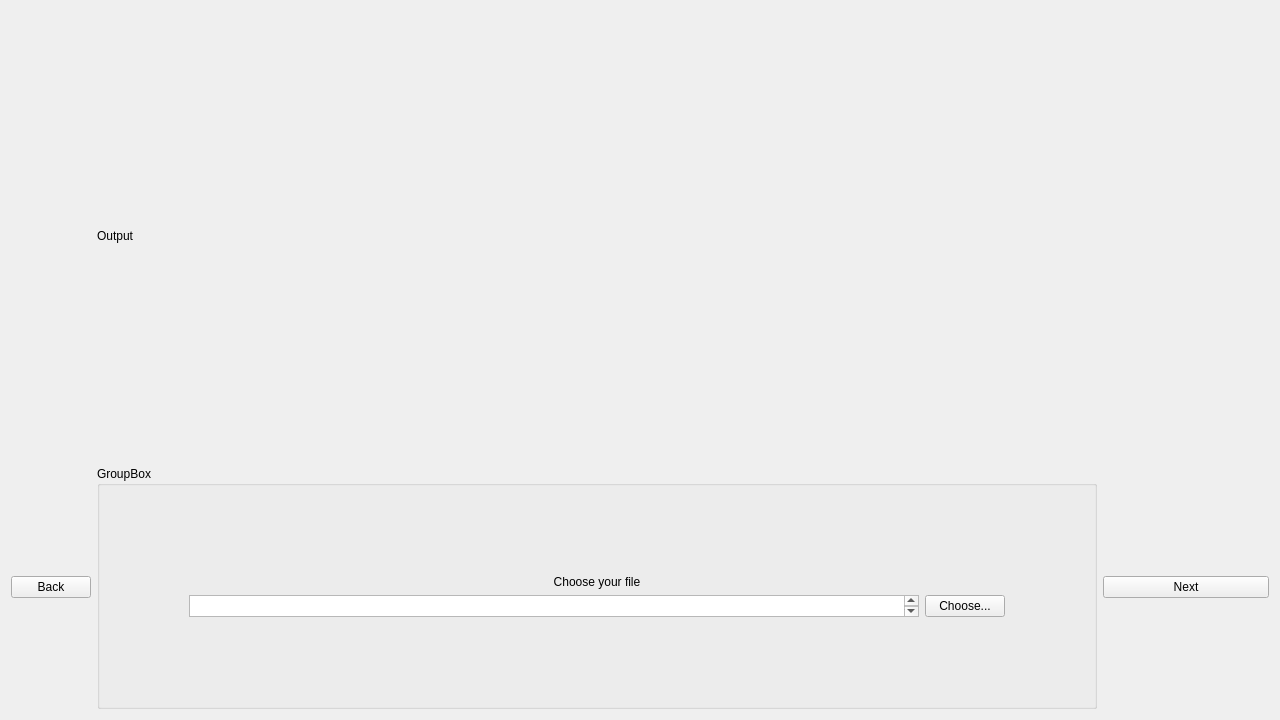
Above: ffmpeg-ui/outputchoicewindow.ui from heig-vd-ihm2017/ffmpeg-ui before the change. Below: the same form after it.
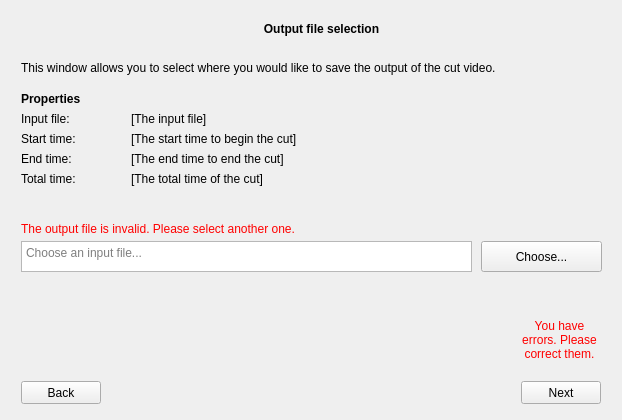
That is the form after the change.

Commit message: Created the input and output selection windows

The edit to the form file:
```diff
--- a/ffmpeg-ui/outputchoicewindow.ui
+++ b/ffmpeg-ui/outputchoicewindow.ui
@@ -6,107 +6,287 @@
    <rect>
     <x>0</x>
     <y>0</y>
-    <width>1280</width>
-    <height>720</height>
+    <width>622</width>
+    <height>420</height>
    </rect>
   </property>
   <property name="windowTitle">
    <string>Form</string>
   </property>
   <layout class="QGridLayout" name="gridLayout">
-   <item row="1" column="1">
-    <widget class="QGroupBox" name="groupBox">
-     <property name="maximumSize">
-      <size>
-       <width>1000</width>
-       <height>600</height>
-      </size>
-     </property>
-     <property name="title">
-      <string>GroupBox</string>
-     </property>
-     <layout class="QGridLayout" name="gridLayout_3">
-      <item row="0" column="0">
-       <layout class="QGridLayout" name="gridLayout_2">
-        <property name="leftMargin">
-         <number>80</number>
-        </property>
-        <property name="topMargin">
-         <number>80</number>
-        </property>
-        <property name="rightMargin">
-         <number>80</number>
-        </property>
-        <property name="bottomMargin">
-         <number>80</number>
-        </property>
-        <item row="1" column="0">
-         <widget class="QTextEdit" name="textEdit">
-          <property name="sizePolicy">
-           <sizepolicy hsizetype="Expanding" vsizetype="Ignored">
-            <horstretch>0</horstretch>
-            <verstretch>0</verstretch>
-           </sizepolicy>
-          </property>
-         </widget>
-        </item>
-        <item row="1" column="1">
-         <widget class="QPushButton" name="pushButton">
-          <property name="text">
-           <string>Choose...</string>
-          </property>
-         </widget>
-        </item>
-        <item row="0" column="0" colspan="2">
-         <widget class="QLabel" name="label">
-          <property name="sizePolicy">
-           <sizepolicy hsizetype="Preferred" vsizetype="Fixed">
-            <horstretch>0</horstretch>
-            <verstretch>0</verstretch>
-           </sizepolicy>
-          </property>
-          <property name="text">
-           <string>Choose your file</string>
-          </property>
-          <property name="alignment">
-           <set>Qt::AlignCenter</set>
-          </property>
-         </widget>
-        </item>
-       </layout>
-      </item>
-     </layout>
-    </widget>
-   </item>
-   <item row="1" column="0">
-    <widget class="QPushButton" name="back">
-     <property name="enabled">
-      <bool>true</bool>
-     </property>
-     <property name="sizePolicy">
-      <sizepolicy hsizetype="Fixed" vsizetype="Fixed">
-       <horstretch>0</horstretch>
-       <verstretch>0</verstretch>
-      </sizepolicy>
-     </property>
-     <property name="text">
-      <string>Back</string>
-     </property>
-    </widget>
-   </item>
-   <item row="1" column="2">
-    <widget class="QPushButton" name="next">
-     <property name="text">
-      <string>Next</string>
-     </property>
-    </widget>
-   </item>
    <item row="0" column="1">
-    <widget class="QLabel" name="label_2">
-     <property name="text">
-      <string>Output</string>
-     </property>
-    </widget>
+    <layout class="QGridLayout" name="gridLayout_4">
+     <item row="0" column="0">
+      <widget class="QFrame" name="frame">
+       <property name="frameShape">
+        <enum>QFrame::NoFrame</enum>
+       </property>
+       <property name="frameShadow">
+        <enum>QFrame::Raised</enum>
+       </property>
+       <widget class="QPushButton" name="back">
+        <property name="enabled">
+         <bool>true</bool>
+        </property>
+        <property name="geometry">
+         <rect>
+          <x>10</x>
+          <y>370</y>
+          <width>80</width>
+          <height>23</height>
+         </rect>
+        </property>
+        <property name="sizePolicy">
+         <sizepolicy hsizetype="Fixed" vsizetype="Fixed">
+          <horstretch>0</horstretch>
+          <verstretch>0</verstretch>
+         </sizepolicy>
+        </property>
+        <property name="text">
+         <string>Back</string>
+        </property>
+       </widget>
+       <widget class="QPushButton" name="next">
+        <property name="geometry">
+         <rect>
+          <x>510</x>
+          <y>370</y>
+          <width>80</width>
+          <height>23</height>
+         </rect>
+        </property>
+        <property name="text">
+         <string>Next</string>
+        </property>
+       </widget>
+       <widget class="QLabel" name="title">
+        <property name="geometry">
+         <rect>
+          <x>10</x>
+          <y>10</y>
+          <width>601</width>
+          <height>16</height>
+         </rect>
+        </property>
+        <property name="font">
+         <font>
+          <weight>75</weight>
+          <bold>true</bold>
+         </font>
+        </property>
+        <property name="text">
+         <string>Output file selection</string>
+        </property>
+        <property name="alignment">
+         <set>Qt::AlignCenter</set>
+        </property>
+       </widget>
+       <widget class="QLabel" name="description">
+        <property name="geometry">
+         <rect>
+          <x>10</x>
+          <y>50</y>
+          <width>581</width>
+          <height>41</height>
+         </rect>
+        </property>
+        <property name="text">
+         <string>&lt;html&gt;&lt;head/&gt;&lt;body&gt;&lt;p&gt;This window allows you to select where you would like to save the output of the cut video.&lt;/p&gt;&lt;/body&gt;&lt;/html&gt;</string>
+        </property>
+        <property name="alignment">
+         <set>Qt::AlignLeading|Qt::AlignLeft|Qt::AlignTop</set>
+        </property>
+       </widget>
+       <widget class="QLabel" name="error">
+        <property name="enabled">
+         <bool>true</bool>
+        </property>
+        <property name="geometry">
+         <rect>
+          <x>10</x>
+          <y>210</y>
+          <width>581</width>
+          <height>16</height>
+         </rect>
+        </property>
+        <property name="text">
+         <string>&lt;html&gt;&lt;head/&gt;&lt;body&gt;&lt;p&gt;&lt;span style=&quot; color:#ff0000;&quot;&gt;The output file is invalid. Please select another one.&lt;/span&gt;&lt;/p&gt;&lt;/body&gt;&lt;/html&gt;</string>
+        </property>
+       </widget>
+       <widget class="QLabel" name="label">
+        <property name="enabled">
+         <bool>true</bool>
+        </property>
+        <property name="geometry">
+         <rect>
+          <x>508</x>
+          <y>289</y>
+          <width>81</width>
+          <height>81</height>
+         </rect>
+        </property>
+        <property name="text">
+         <string>&lt;html&gt;&lt;head/&gt;&lt;body&gt;&lt;p&gt;&lt;span style=&quot; color:#ff0000;&quot;&gt;You have errors. Please correct them.&lt;/span&gt;&lt;/p&gt;&lt;/body&gt;&lt;/html&gt;</string>
+        </property>
+        <property name="alignment">
+         <set>Qt::AlignCenter</set>
+        </property>
+        <property name="wordWrap">
+         <bool>true</bool>
+        </property>
+       </widget>
+       <widget class="QPlainTextEdit" name="inputFileText">
+        <property name="geometry">
+         <rect>
+          <x>10</x>
+          <y>230</y>
+          <width>451</width>
+          <height>31</height>
+         </rect>
+        </property>
+        <property name="placeholderText">
+         <string>Choose an input file...</string>
+        </property>
+       </widget>
+       <widget class="QPushButton" name="inputFileButton">
+        <property name="geometry">
+         <rect>
+          <x>470</x>
+          <y>230</y>
+          <width>121</width>
+          <height>31</height>
+         </rect>
+        </property>
+        <property name="text">
+         <string>Choose...</string>
+        </property>
+       </widget>
+       <widget class="QLabel" name="label_2">
+        <property name="geometry">
+         <rect>
+          <x>10</x>
+          <y>80</y>
+          <width>581</width>
+          <height>16</height>
+         </rect>
+        </property>
+        <property name="font">
+         <font>
+          <weight>75</weight>
+          <bold>true</bold>
+         </font>
+        </property>
+        <property name="text">
+         <string>Properties</string>
+        </property>
+       </widget>
+       <widget class="QLabel" name="label_3">
+        <property name="geometry">
+         <rect>
+          <x>10</x>
+          <y>100</y>
+          <width>91</width>
+          <height>16</height>
+         </rect>
+        </property>
+        <property name="text">
+         <string>Input file:</string>
+        </property>
+       </widget>
+       <widget class="QLabel" name="label_4">
+        <property name="geometry">
+         <rect>
+          <x>10</x>
+          <y>120</y>
+          <width>91</width>
+          <height>16</height>
+         </rect>
+        </property>
+        <property name="text">
+         <string>Start time:</string>
+        </property>
+       </widget>
+       <widget class="QLabel" name="label_5">
+        <property name="geometry">
+         <rect>
+          <x>10</x>
+          <y>140</y>
+          <width>91</width>
+          <height>16</height>
+         </rect>
+        </property>
+        <property name="text">
+         <string>End time:</string>
+        </property>
+       </widget>
+       <widget class="QLabel" name="label_6">
+        <property name="geometry">
+         <rect>
+          <x>120</x>
+          <y>100</y>
+          <width>471</width>
+          <height>16</height>
+         </rect>
+        </property>
+        <property name="text">
+         <string>[The input file]</string>
+        </property>
+       </widget>
+       <widget class="QLabel" name="label_7">
+        <property name="geometry">
+         <rect>
+          <x>120</x>
+          <y>120</y>
+          <width>471</width>
+          <height>16</height>
+         </rect>
+        </property>
+        <property name="text">
+         <string>[The start time to begin the cut]</string>
+        </property>
+       </widget>
+       <widget class="QLabel" name="label_8">
+        <property name="geometry">
+         <rect>
+          <x>120</x>
+          <y>140</y>
+          <width>471</width>
+          <height>16</height>
+         </rect>
+        </property>
+        <property name="text">
+         <string>[The end time to end the cut]</string>
+        </property>
+       </widget>
+       <widget class="QLabel" name="label_9">
+        <property name="geometry">
+         <rect>
+          <x>10</x>
+          <y>160</y>
+          <width>91</width>
+          <height>16</height>
+         </rect>
+        </property>
+        <property name="text">
+         <string>Total time:</string>
+        </property>
+       </widget>
+       <widget class="QLabel" name="label_10">
+        <property name="geometry">
+         <rect>
+          <x>120</x>
+          <y>160</y>
+          <width>471</width>
+          <height>16</height>
+         </rect>
+        </property>
+        <property name="text">
+         <string>[The total time of the cut]</string>
+        </property>
+       </widget>
+      </widget>
+     </item>
+    </layout>
    </item>
   </layout>
  </widget>
```
The commit also changes 2 other files.
